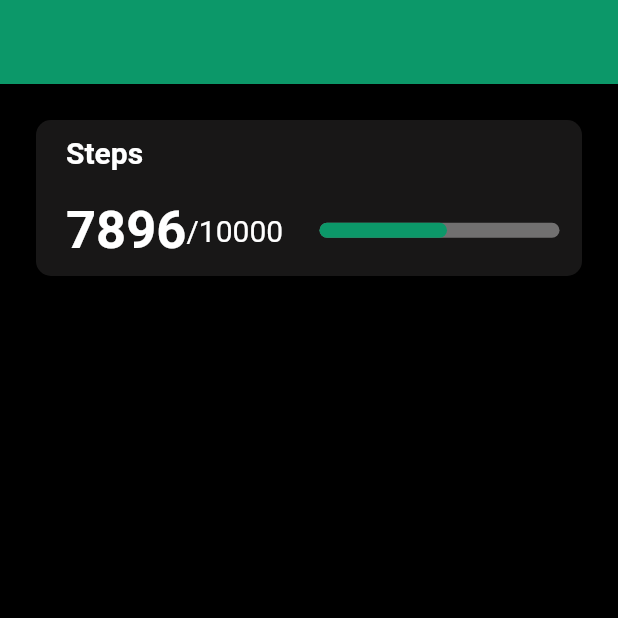
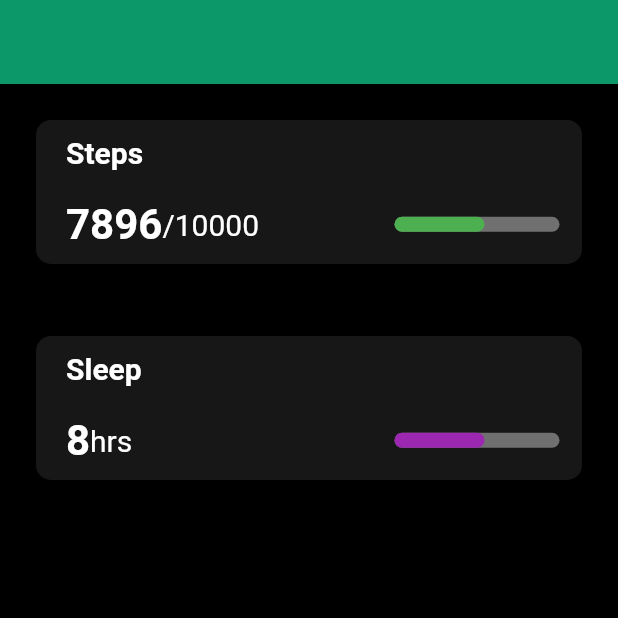
Before and after one commit to GAURCODER/fit-app, a Flutter app: the screen it shows after launch, on a phone screen of 412 x 824 dp, the top half of it. Run offline on Flutter 3.47's test engine with Material 2 defaults, Android fonts, the phone set to English and light mode, and no system bars.

Commit message:
added sleep

```diff
--- a/lib/screens/home/components/body.dart
+++ b/lib/screens/home/components/body.dart
@@ -7,12 +7,12 @@ class Body extends StatelessWidget {
   @override
   Widget build(BuildContext context) {
     return Column(
-      children: <Widget>[_buildRow()],
+      children: <Widget>[_steps(), _sleep()],
     );
   }
 }
 
-Widget _buildRow() {
+Widget _steps() {
   return Container(
     padding: const EdgeInsets.all(kDefaultPadding),
     child: Card(
@@ -50,7 +50,7 @@ Widget _buildRow() {
                     Text(
                       "7896",
                       style: TextStyle(
-                          fontSize: 35,
+                          fontSize: 28,
                           fontWeight: FontWeight.bold,
                           color: Colors.white),
                     ),
@@ -65,9 +65,9 @@ Widget _buildRow() {
                 ),
                 CustomPaint(
                   child: Container(
-                    width: 150,
+                    width: 100,
                   ),
-                  painter: MyPainter(),
+                  painter: ProgressBar(Colors.green),
                 )
               ],
             ),
@@ -78,7 +78,76 @@ Widget _buildRow() {
   );
 }
 
-class MyPainter extends CustomPainter {
+Widget _sleep() {
+  return Container(
+    padding: const EdgeInsets.all(kDefaultPadding),
+    child: Card(
+      color: Color.fromRGBO(243, 234, 234, 0.1),
+      shape: RoundedRectangleBorder(borderRadius: BorderRadius.circular(10.0)),
+      child: Column(
+        mainAxisSize: MainAxisSize.max,
+        mainAxisAlignment: MainAxisAlignment.start,
+        children: <Widget>[
+          Padding(
+            padding: const EdgeInsets.symmetric(
+                horizontal: kDefaultPadding, vertical: kDefaultPadding / 2),
+            child: Row(
+              mainAxisAlignment: MainAxisAlignment.start,
+              children: [
+                Text(
+                  "Sleep",
+                  style: TextStyle(
+                      fontSize: 20,
+                      fontWeight: FontWeight.bold,
+                      color: Colors.white),
+                ),
+              ],
+            ),
+          ),
+          Padding(
+            padding: const EdgeInsets.symmetric(
+                horizontal: kDefaultMargin, vertical: kDefaultPadding / 2),
+            child: Row(
+              mainAxisSize: MainAxisSize.max,
+              mainAxisAlignment: MainAxisAlignment.spaceBetween,
+              children: [
+                Row(
+                  children: [
+                    Text(
+                      "8",
+                      style: TextStyle(
+                          fontSize: 28,
+                          fontWeight: FontWeight.bold,
+                          color: Colors.white),
+                    ),
+                    Text(
+                      "hrs",
+                      style: TextStyle(
+                        fontSize: 20,
+                        color: Colors.white,
+                      ),
+                    )
+                  ],
+                ),
+                CustomPaint(
+                  child: Container(
+                    width: 100,
+                  ),
+                  painter: ProgressBar(Colors.purple),
+                )
+              ],
+            ),
+          )
+        ],
+      ),
+    ),
+  );
+}
+
+class ProgressBar extends CustomPainter {
+  Color lineColor;
+  ProgressBar(this.lineColor);
+
   @override
   void paint(Canvas canvas, Size size) {
     // TODO: implement paint
@@ -90,7 +159,7 @@ class MyPainter extends CustomPainter {
 
     canvas.drawLine(
         Offset(0, size.height / 2), Offset(size.width, size.height / 2), paint);
-    paint.color = kPrimaryColor;
+    paint.color = lineColor;
     canvas.drawLine(Offset(0, size.height / 2),
         Offset(percent * size.width, size.height / 2), paint);
   }
```
